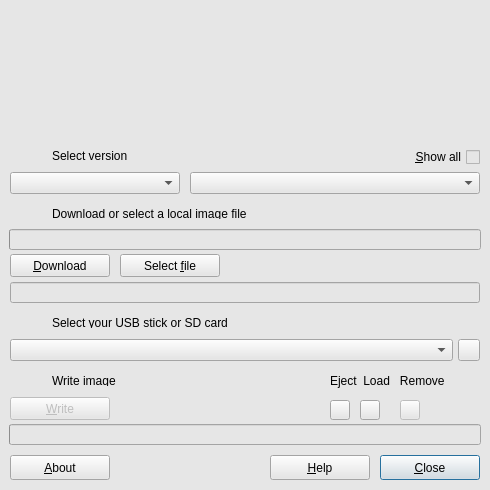
The window that creator.ui (LibreELEC/usb-sd-creator) describes before a commit, drawn with Qt 5.
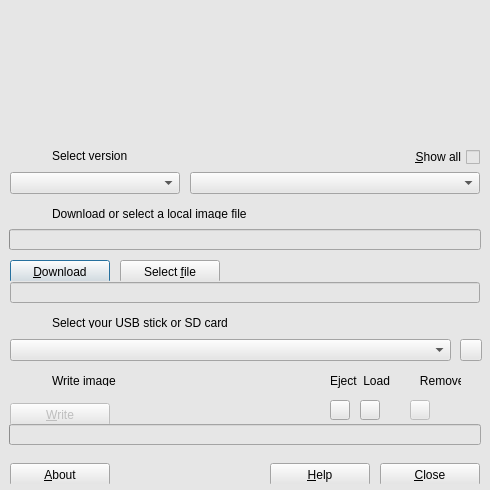
The same window after the commit. Icons and pictures are not drawn.

Commit message: Make buttons width automatically adjustable

```diff
--- a/creator.ui
+++ b/creator.ui
@@ -126,29 +126,10 @@
       </item>
      </layout>
     </widget>
-    <widget class="QPushButton" name="closeAppButton">
-     <property name="geometry">
-      <rect>
-       <x>380</x>
-       <y>325</y>
-       <width>100</width>
-       <height>25</height>
-      </rect>
-     </property>
-     <property name="focusPolicy">
-      <enum>Qt::StrongFocus</enum>
-     </property>
-     <property name="text">
-      <string>&amp;Close</string>
-     </property>
-     <property name="flat">
-      <bool>false</bool>
-     </property>
-    </widget>
     <widget class="QToolButton" name="refreshRemovablesButton">
      <property name="geometry">
       <rect>
-       <x>458</x>
+       <x>460</x>
        <y>209</y>
        <width>22</width>
        <height>22</height>
@@ -172,25 +153,12 @@
       <enum>QComboBox::AdjustToMinimumContentsLengthWithIcon</enum>
      </property>
     </widget>
-    <widget class="QPushButton" name="loadButton">
-     <property name="geometry">
-      <rect>
-       <x>120</x>
-       <y>124</y>
-       <width>100</width>
-       <height>23</height>
-      </rect>
-     </property>
-     <property name="text">
-      <string>Select &amp;file</string>
-     </property>
-    </widget>
     <widget class="QComboBox" name="removableDevicesComboBox">
      <property name="geometry">
       <rect>
        <x>10</x>
        <y>209</y>
-       <width>443</width>
+       <width>441</width>
        <height>22</height>
       </rect>
      </property>
@@ -316,38 +284,6 @@
       </item>
      </layout>
     </widget>
-    <widget class="QPushButton" name="downloadButton">
-     <property name="enabled">
-      <bool>true</bool>
-     </property>
-     <property name="geometry">
-      <rect>
-       <x>10</x>
-       <y>124</y>
-       <width>100</width>
-       <height>23</height>
-      </rect>
-     </property>
-     <property name="text">
-      <string>&amp;Download</string>
-     </property>
-    </widget>
-    <widget class="QPushButton" name="showAboutButton">
-     <property name="geometry">
-      <rect>
-       <x>10</x>
-       <y>325</y>
-       <width>100</width>
-       <height>25</height>
-      </rect>
-     </property>
-     <property name="focusPolicy">
-      <enum>Qt::StrongFocus</enum>
-     </property>
-     <property name="text">
-      <string>&amp;About</string>
-     </property>
-    </widget>
     <widget class="QComboBox" name="imageSelectBox">
      <property name="geometry">
       <rect>
@@ -421,38 +357,6 @@
       </item>
      </layout>
     </widget>
-    <widget class="QPushButton" name="writeFlashButton">
-     <property name="enabled">
-      <bool>false</bool>
-     </property>
-     <property name="geometry">
-      <rect>
-       <x>10</x>
-       <y>267</y>
-       <width>100</width>
-       <height>23</height>
-      </rect>
-     </property>
-     <property name="text">
-      <string>&amp;Write</string>
-     </property>
-    </widget>
-    <widget class="QPushButton" name="helpButton">
-     <property name="geometry">
-      <rect>
-       <x>270</x>
-       <y>325</y>
-       <width>100</width>
-       <height>25</height>
-      </rect>
-     </property>
-     <property name="focusPolicy">
-      <enum>Qt::StrongFocus</enum>
-     </property>
-     <property name="text">
-      <string>&amp;Help</string>
-     </property>
-    </widget>
     <widget class="QCheckBox" name="imagesShowAll">
      <property name="enabled">
       <bool>true</bool>
@@ -565,7 +469,7 @@
       </rect>
      </property>
      <property name="text">
-      <string>Eject  Load   Remove</string>
+      <string>Eject  Load         Remove</string>
      </property>
     </widget>
     <widget class="QToolButton" name="removeUSB">
@@ -574,7 +478,7 @@
      </property>
      <property name="geometry">
       <rect>
-       <x>400</x>
+       <x>410</x>
        <y>270</y>
        <width>20</width>
        <height>20</height>
@@ -591,6 +495,204 @@
        <normaloff>:/icons/device_remove.png</normaloff>:/icons/device_remove.png</iconset>
      </property>
     </widget>
+    <widget class="QWidget" name="horizontalLayoutWidget">
+     <property name="geometry">
+      <rect>
+       <x>0</x>
+       <y>120</y>
+       <width>481</width>
+       <height>31</height>
+      </rect>
+     </property>
+     <layout class="QHBoxLayout" name="horizontalLayoutButtons1">
+      <property name="spacing">
+       <number>10</number>
+      </property>
+      <property name="leftMargin">
+       <number>10</number>
+      </property>
+      <property name="rightMargin">
+       <number>0</number>
+      </property>
+      <item>
+       <widget class="QPushButton" name="downloadButton">
+        <property name="enabled">
+         <bool>true</bool>
+        </property>
+        <property name="minimumSize">
+         <size>
+          <width>100</width>
+          <height>23</height>
+         </size>
+        </property>
+        <property name="text">
+         <string>&amp;Download</string>
+        </property>
+       </widget>
+      </item>
+      <item>
+       <widget class="QPushButton" name="loadButton">
+        <property name="minimumSize">
+         <size>
+          <width>100</width>
+          <height>23</height>
+         </size>
+        </property>
+        <property name="text">
+         <string>Select &amp;file</string>
+        </property>
+       </widget>
+      </item>
+      <item>
+       <spacer name="horizontalSpacer">
+        <property name="orientation">
+         <enum>Qt::Horizontal</enum>
+        </property>
+        <property name="sizeHint" stdset="0">
+         <size>
+          <width>40</width>
+          <height>20</height>
+         </size>
+        </property>
+       </spacer>
+      </item>
+     </layout>
+    </widget>
+    <widget class="QWidget" name="horizontalLayoutWidget_2">
+     <property name="geometry">
+      <rect>
+       <x>1</x>
+       <y>323</y>
+       <width>491</width>
+       <height>31</height>
+      </rect>
+     </property>
+     <layout class="QHBoxLayout" name="horizontalLayoutButtons3">
+      <property name="spacing">
+       <number>10</number>
+      </property>
+      <property name="leftMargin">
+       <number>9</number>
+      </property>
+      <property name="rightMargin">
+       <number>12</number>
+      </property>
+      <item>
+       <widget class="QPushButton" name="showAboutButton">
+        <property name="minimumSize">
+         <size>
+          <width>100</width>
+          <height>23</height>
+         </size>
+        </property>
+        <property name="focusPolicy">
+         <enum>Qt::StrongFocus</enum>
+        </property>
+        <property name="text">
+         <string>&amp;About</string>
+        </property>
+       </widget>
+      </item>
+      <item>
+       <spacer name="horizontalSpacer_2">
+        <property name="orientation">
+         <enum>Qt::Horizontal</enum>
+        </property>
+        <property name="sizeHint" stdset="0">
+         <size>
+          <width>40</width>
+          <height>20</height>
+         </size>
+        </property>
+       </spacer>
+      </item>
+      <item>
+       <widget class="QPushButton" name="helpButton">
+        <property name="minimumSize">
+         <size>
+          <width>100</width>
+          <height>23</height>
+         </size>
+        </property>
+        <property name="focusPolicy">
+         <enum>Qt::StrongFocus</enum>
+        </property>
+        <property name="text">
+         <string>&amp;Help</string>
+        </property>
+       </widget>
+      </item>
+      <item>
+       <widget class="QPushButton" name="closeAppButton">
+        <property name="minimumSize">
+         <size>
+          <width>100</width>
+          <height>23</height>
+         </size>
+        </property>
+        <property name="focusPolicy">
+         <enum>Qt::StrongFocus</enum>
+        </property>
+        <property name="text">
+         <string>&amp;Close</string>
+        </property>
+        <property name="flat">
+         <bool>false</bool>
+        </property>
+       </widget>
+      </item>
+     </layout>
+    </widget>
+    <widget class="QWidget" name="horizontalLayoutWidget_3">
+     <property name="geometry">
+      <rect>
+       <x>1</x>
+       <y>263</y>
+       <width>261</width>
+       <height>31</height>
+      </rect>
+     </property>
+     <layout class="QHBoxLayout" name="horizontalLayoutButtons2">
+      <property name="spacing">
+       <number>10</number>
+      </property>
+      <property name="leftMargin">
+       <number>9</number>
+      </property>
+      <property name="rightMargin">
+       <number>0</number>
+      </property>
+      <item>
+       <widget class="QPushButton" name="writeFlashButton">
+        <property name="enabled">
+         <bool>false</bool>
+        </property>
+        <property name="minimumSize">
+         <size>
+          <width>100</width>
+          <height>23</height>
+         </size>
+        </property>
+        <property name="text">
+         <string>&amp;Write</string>
+        </property>
+       </widget>
+      </item>
+      <item>
+       <spacer name="horizontalSpacer_3">
+        <property name="orientation">
+         <enum>Qt::Horizontal</enum>
+        </property>
+        <property name="sizeHint" stdset="0">
+         <size>
+          <width>40</width>
+          <height>20</height>
+         </size>
+        </property>
+       </spacer>
+      </item>
+     </layout>
+    </widget>
    </widget>
    <widget class="QWidget" name="pageAbout">
     <widget class="QPushButton" name="closeAboutButton">
```
Left out of the diff: 79 changed lines with no effect on the pictures. The commit also changes 3 other files.
